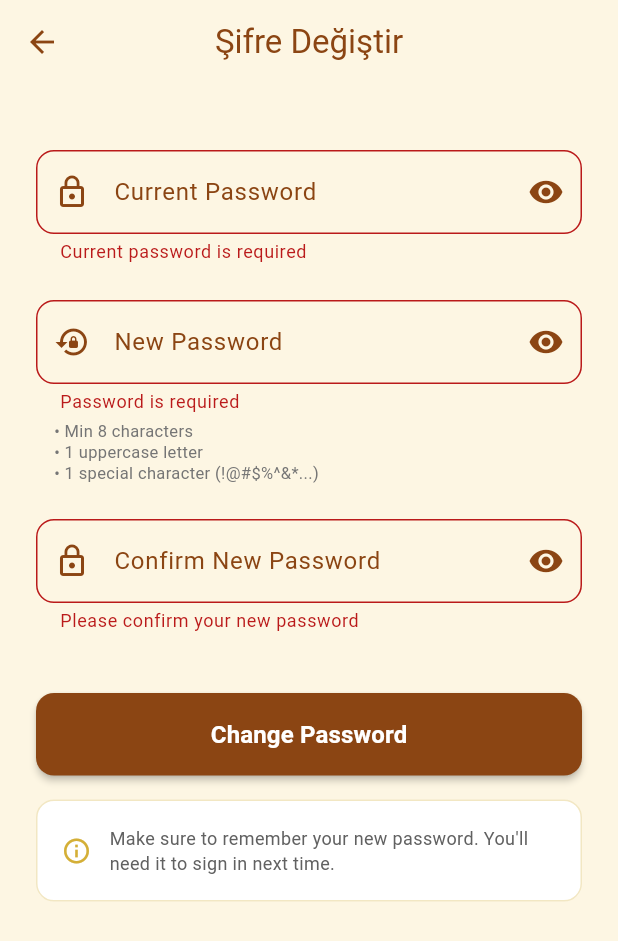
After one commit to Yuumiera/Roomie-Mobil-Project, a Flutter app: the ChangePasswordScreen screen opened by its route, after a tap on "Change Password", on a phone screen of 412 x 824 dp. The commit adds this screen. Shown: the top 941 px of the screen. Run offline on Flutter 3.47's test engine with Material 3 defaults, Android fonts, the light colour scheme and no system bars; our stand-ins replace cloud_firestore, firebase_auth, firebase_core, flutter_local_notifications, google_sign_in, image_picker and 1 more; accounts and stored records are empty; network calls fail.

Commit message:
Şifre ayarları yapıldı.

```diff
--- a/lib/main.dart
+++ b/lib/main.dart
@@ -15,6 +15,7 @@ import 'screens/chat_screen.dart';
 import 'screens/user_profile_screen.dart';
 import 'screens/settings_screen.dart';
 import 'screens/edit_profile_screen.dart';
+import 'screens/change_password_screen.dart';
 import 'services/message_notification_service.dart';
 import 'services/unread_service.dart';
 import 'services/language_controller.dart';
@@ -109,6 +110,7 @@ class MyApp extends StatelessWidget {
             },
             '/settings': (context) => const SettingsScreen(),
             '/edit-profile': (context) => const EditProfileScreen(),
+            '/change-password': (context) => const ChangePasswordScreen(),
           },
         );
       },
--- a/lib/screens/apartment_list_screen.dart
+++ b/lib/screens/apartment_list_screen.dart
@@ -5,6 +5,7 @@ import 'package:firebase_auth/firebase_auth.dart';
 import '../utils/cities.dart';
 import '../widgets/alert_subscription_dialog.dart';
 import '../widgets/premium_alert_banner.dart';
+import '../widgets/app_bottom_nav.dart';
 import '../services/api_service.dart';
 
 class ApartmentListScreen extends StatefulWidget {
@@ -558,6 +559,7 @@ class _ApartmentListScreenState extends State<ApartmentListScreen> {
         foregroundColor: Colors.white,
         child: const Icon(Icons.add),
       ),
+      bottomNavigationBar: const AppBottomNav(currentIndex: 1), // Home active since accessed from Home
     );
   }
 
--- /dev/null
+++ b/lib/screens/change_password_screen.dart
@@ -0,0 +1,361 @@
+import 'package:flutter/material.dart';
+import 'package:firebase_auth/firebase_auth.dart';
+import '../services/language_controller.dart';
+import '../l10n/app_localizations.dart';
+
+class ChangePasswordScreen extends StatefulWidget {
+  const ChangePasswordScreen({super.key});
+
+  @override
+  State<ChangePasswordScreen> createState() => _ChangePasswordScreenState();
+}
+
+class _ChangePasswordScreenState extends State<ChangePasswordScreen> {
+  final _formKey = GlobalKey<FormState>();
+  final TextEditingController _currentPasswordController = TextEditingController();
+  final TextEditingController _newPasswordController = TextEditingController();
+  final TextEditingController _confirmPasswordController = TextEditingController();
+
+  bool _obscureCurrentPassword = true;
+  bool _obscureNewPassword = true;
+  bool _obscureConfirmPassword = true;
+  bool _isLoading = false;
+
+  @override
+  void dispose() {
+    _currentPasswordController.dispose();
+    _newPasswordController.dispose();
+    _confirmPasswordController.dispose();
+    super.dispose();
+  }
+
+  InputDecoration _inputDecoration({
+    required String label,
+    String? hint,
+    IconData? icon,
+    Widget? suffixIcon,
+  }) {
+    return InputDecoration(
+      labelText: label,
+      hintText: hint,
+      prefixIcon: icon != null ? Icon(icon, color: const Color(0xFF8B4513)) : null,
+      suffixIcon: suffixIcon,
+      border: OutlineInputBorder(
+        borderRadius: BorderRadius.circular(12),
+      ),
+      focusedBorder: OutlineInputBorder(
+        borderRadius: BorderRadius.circular(12),
+        borderSide: const BorderSide(color: Color(0xFFD4AF37), width: 2),
+      ),
+      labelStyle: const TextStyle(color: Color(0xFF8B4513)),
+    );
+  }
+
+  String? _validatePassword(String? value) {
+    if (value == null || value.isEmpty) {
+      return 'Password is required';
+    }
+    if (value.length < 8) {
+      return 'Password must be at least 8 characters';
+    }
+    if (!RegExp(r'[A-Z]').hasMatch(value)) {
+      return 'Password must contain at least 1 uppercase letter';
+    }
+    if (!RegExp(r'[!@#$%^&*(),.?":{}|<>]').hasMatch(value)) {
+      return 'Password must contain at least 1 special character';
+    }
+    return null;
+  }
+
+  Future<void> _changePassword() async {
+    if (!_formKey.currentState!.validate()) return;
+
+    // Check if new password is different from current
+    if (_currentPasswordController.text == _newPasswordController.text) {
+      ScaffoldMessenger.of(context).showSnackBar(
+        const SnackBar(
+          content: Text('New password must be different from current password'),
+          backgroundColor: Colors.orange,
+        ),
+      );
+      return;
+    }
+
+    // Check if new password and confirm password match
+    if (_newPasswordController.text != _confirmPasswordController.text) {
+      ScaffoldMessenger.of(context).showSnackBar(
+        const SnackBar(
+          content: Text('New password and confirm password do not match'),
+          backgroundColor: Colors.red,
+        ),
+      );
+      return;
+    }
+
+    setState(() {
+      _isLoading = true;
+    });
+
+    try {
+      final user = FirebaseAuth.instance.currentUser;
+      if (user == null || user.email == null) {
+        throw Exception('No user logged in');
+      }
+
+      // Re-authenticate user with current password
+      final credential = EmailAuthProvider.credential(
+        email: user.email!,
+        password: _currentPasswordController.text,
+      );
+
+      await user.reauthenticateWithCredential(credential);
+
+      // Update password
+      await user.updatePassword(_newPasswordController.text);
+
+      if (!mounted) return;
+      setState(() {
+        _isLoading = false;
+      });
+
+      ScaffoldMessenger.of(context).showSnackBar(
+        const SnackBar(
+          content: Text('Password changed successfully!'),
+          backgroundColor: Colors.green,
+        ),
+      );
+
+      // Navigate back to settings
+      Navigator.pop(context);
+    } on FirebaseAuthException catch (e) {
+      setState(() {
+        _isLoading = false;
+      });
+
+      String errorMessage = 'Failed to change password. Please try again.';
+      if (e.code == 'wrong-password') {
+        errorMessage = 'Current password is incorrect';
+      } else if (e.code == 'weak-password') {
+        errorMessage = 'The new password is too weak';
+      } else if (e.code == 'requires-recent-login') {
+        errorMessage = 'Please sign out and sign in again before changing password';
+      }
+
+      if (!mounted) return;
+      ScaffoldMessenger.of(context).showSnackBar(
+        SnackBar(
+          content: Text(errorMessage),
+          backgroundColor: Colors.red,
+        ),
+      );
+    } catch (e) {
+      setState(() {
+        _isLoading = false;
+      });
+
+      if (!mounted) return;
+      ScaffoldMessenger.of(context).showSnackBar(
+        SnackBar(
+          content: Text('An error occurred: ${e.toString()}'),
+          backgroundColor: Colors.red,
+        ),
+      );
+    }
+  }
+
+  @override
+  Widget build(BuildContext context) {
+    final loc = AppLocalizations.of(LanguageController.instance.languageCode);
+    final isDark = Theme.of(context).brightness == Brightness.dark;
+    final bgColor = isDark ? Colors.black : const Color(0xFFFDF6E3);
+    final textColor = isDark ? Colors.white : const Color(0xFF8B4513);
+
+    return Scaffold(
+      backgroundColor: bgColor,
+      appBar: AppBar(
+        title: Text(loc.changePassword),
+        backgroundColor: Colors.transparent,
+        elevation: 0,
+        foregroundColor: textColor,
+        centerTitle: true,
+      ),
+      body: SafeArea(
+        child: SingleChildScrollView(
+          padding: const EdgeInsets.all(24.0),
+          child: Form(
+            key: _formKey,
+            child: Column(
+              crossAxisAlignment: CrossAxisAlignment.stretch,
+              children: [
+                const SizedBox(height: 20),
+
+                // Current Password
+                TextFormField(
+                  controller: _currentPasswordController,
+                  obscureText: _obscureCurrentPassword,
+                  style: TextStyle(color: textColor),
+                  decoration: _inputDecoration(
+                    label: 'Current Password',
+                    icon: Icons.lock_outline,
+                    suffixIcon: IconButton(
+                      icon: Icon(
+                        _obscureCurrentPassword ? Icons.visibility : Icons.visibility_off,
+                        color: const Color(0xFF8B4513),
+                      ),
+                      onPressed: () {
+                        setState(() {
+                          _obscureCurrentPassword = !_obscureCurrentPassword;
+                        });
+                      },
+                    ),
+                  ),
+                  validator: (value) {
+                    if (value == null || value.isEmpty) {
+                      return 'Current password is required';
+                    }
+                    return null;
+                  },
+                ),
+
+                const SizedBox(height: 24),
+
+                // New Password
+                TextFormField(
+                  controller: _newPasswordController,
+                  obscureText: _obscureNewPassword,
+                  style: TextStyle(color: textColor),
+                  decoration: _inputDecoration(
+                    label: 'New Password',
+                    hint: 'Min 8 chars, 1 uppercase, 1 special char',
+                    icon: Icons.lock_reset,
+                    suffixIcon: IconButton(
+                      icon: Icon(
+                        _obscureNewPassword ? Icons.visibility : Icons.visibility_off,
+                        color: const Color(0xFF8B4513),
+                      ),
+                      onPressed: () {
+                        setState(() {
+                          _obscureNewPassword = !_obscureNewPassword;
+                        });
+                      },
+                    ),
+                  ),
+                  validator: _validatePassword,
+                ),
+                Padding(
+                  padding: const EdgeInsets.only(left: 12, top: 4),
+                  child: Text(
+                    '• Min 8 characters\n• 1 uppercase letter\n• 1 special character (!@#\$%^&*...)',
+                    style: TextStyle(
+                      fontSize: 11,
+                      color: Colors.grey.shade600,
+                      height: 1.3,
+                    ),
+                  ),
+                ),
+
+                const SizedBox(height: 24),
+
+                // Confirm Password
+                TextFormField(
+                  controller: _confirmPasswordController,
+                  obscureText: _obscureConfirmPassword,
+                  style: TextStyle(color: textColor),
+                  decoration: _inputDecoration(
+                    label: 'Confirm New Password',
+                    icon: Icons.lock_outline,
+                    suffixIcon: IconButton(
+                      icon: Icon(
+                        _obscureConfirmPassword ? Icons.visibility : Icons.visibility_off,
+                        color: const Color(0xFF8B4513),
+                      ),
+                      onPressed: () {
+                        setState(() {
+                          _obscureConfirmPassword = !_obscureConfirmPassword;
+                        });
+                      },
+                    ),
+                  ),
+                  validator: (value) {
+                    if (value == null || value.isEmpty) {
+                      return 'Please confirm your new password';
+                    }
+                    if (value != _newPasswordController.text) {
+                      return 'Passwords do not match';
+                    }
+                    return null;
+                  },
+                ),
+
+                const SizedBox(height: 40),
+
+                // Submit Button
+                ElevatedButton(
+                  onPressed: _isLoading ? null : _changePassword,
+                  style: ElevatedButton.styleFrom(
+                    backgroundColor: const Color(0xFF8B4513),
+                    foregroundColor: Colors.white,
+                    padding: const EdgeInsets.symmetric(vertical: 16),
+                    shape: RoundedRectangleBorder(
+                      borderRadius: BorderRadius.circular(12),
+                    ),
+                    elevation: 2,
+                  ),
+                  child: _isLoading
+                      ? const SizedBox(
+                          height: 20,
+                          width: 20,
+                          child: CircularProgressIndicator(
+                            strokeWidth: 2,
+                            valueColor: AlwaysStoppedAnimation<Color>(Colors.white),
+                          ),
+                        )
+                      : const Text(
+                          'Change Password',
+                          style: TextStyle(
+                            fontSize: 16,
+                            fontWeight: FontWeight.w600,
+                          ),
+                        ),
+                ),
+
+                const SizedBox(height: 16),
+
+                // Info Card
+                Container(
+                  padding: const EdgeInsets.all(16),
+                  decoration: BoxDecoration(
+                    color: isDark ? const Color(0xFF1E1E1E) : Colors.white,
+                    borderRadius: BorderRadius.circular(12),
+                    border: Border.all(
+                      color: const Color(0xFFD4AF37).withOpacity(0.3),
+                    ),
+                  ),
+                  child: Row(
+                    children: [
+                      Icon(
+                        Icons.info_outline,
+                        color: const Color(0xFFD4AF37),
+                        size: 20,
+                      ),
+                      const SizedBox(width: 12),
+                      Expanded(
+                        child: Text(
+                          'Make sure to remember your new password. You\'ll need it to sign in next time.',
+                          style: TextStyle(
+                            fontSize: 12,
+                            color: isDark ? Colors.white70 : Colors.grey.shade700,
+                          ),
+                        ),
+                      ),
+                    ],
+                  ),
+                ),
+              ],
+            ),
+          ),
+        ),
+      ),
+    );
+  }
+}
--- a/lib/screens/dormitory_list_screen.dart
+++ b/lib/screens/dormitory_list_screen.dart
@@ -5,6 +5,7 @@ import 'package:firebase_auth/firebase_auth.dart';
 import '../utils/cities.dart';
 import '../widgets/alert_subscription_dialog.dart';
 import '../widgets/premium_alert_banner.dart';
+import '../widgets/app_bottom_nav.dart';
 import '../services/api_service.dart'; // Added ApiService import
 
 class DormitoryListScreen extends StatefulWidget {
@@ -412,6 +413,7 @@ class _DormitoryListScreenState extends State<DormitoryListScreen> {
         foregroundColor: Colors.white,
         child: const Icon(Icons.add),
       ),
+      bottomNavigationBar: const AppBottomNav(currentIndex: 1), // Home active since accessed from Home
     );
   }
 
--- a/lib/screens/edit_profile_screen.dart
+++ b/lib/screens/edit_profile_screen.dart
@@ -5,6 +5,7 @@ import '../services/api_service.dart';
 import '../services/language_controller.dart';
 import '../l10n/app_localizations.dart';
 import '../utils/cities.dart';
+import '../widgets/app_bottom_nav.dart';
 
 class EditProfileScreen extends StatefulWidget {
   const EditProfileScreen({super.key});
@@ -204,6 +205,7 @@ class _EditProfileScreenState extends State<EditProfileScreen> {
                 ),
               ),
             ),
+      bottomNavigationBar: const AppBottomNav(currentIndex: 2), // Profile active since accessed from Profile
     );
   }
 
--- a/lib/screens/house_list_screen.dart
+++ b/lib/screens/house_list_screen.dart
@@ -6,6 +6,7 @@ import '../services/api_service.dart';
 import '../utils/cities.dart';
 import '../widgets/alert_subscription_dialog.dart';
 import '../widgets/premium_alert_banner.dart';
+import '../widgets/app_bottom_nav.dart';
 
 class HouseListScreen extends StatefulWidget {
   const HouseListScreen({super.key});
@@ -327,6 +328,7 @@ class _HouseListScreenState extends State<HouseListScreen> {
         foregroundColor: const Color(0xFF8B4513),
         child: const Icon(Icons.add),
       ),
+      bottomNavigationBar: const AppBottomNav(currentIndex: 1), // Home active since accessed from Home
     );
   }
 
--- a/lib/screens/listing_detail_screen.dart
+++ b/lib/screens/listing_detail_screen.dart
@@ -3,6 +3,7 @@ import 'dart:io';
 import 'package:cloud_firestore/cloud_firestore.dart';
 import 'package:firebase_auth/firebase_auth.dart';
 import '../services/api_service.dart';
+import '../widgets/app_bottom_nav.dart';
 import 'chat_screen.dart';
 
 class ListingDetailScreen extends StatefulWidget {
@@ -231,6 +232,7 @@ class _ListingDetailScreenState extends State<ListingDetailScreen> {
           ),
         ),
       ),
+      bottomNavigationBar: const AppBottomNav(currentIndex: 1), // Home active since accessed from Home categories
     );
   }
 
--- a/lib/screens/register_screen.dart
+++ b/lib/screens/register_screen.dart
@@ -278,7 +278,7 @@ class _RegisterScreenState extends State<RegisterScreen> {
                   obscureText: _obscurePassword,
                   decoration: _inputDecoration(
                     label: 'Password',
-                    hint: 'At least 6 characters',
+                    hint: 'Min 8 chars, 1 uppercase, 1 special char',
                     icon: Icons.lock_outline,
                     suffixIcon: IconButton(
                       icon: Icon(_obscurePassword ? Icons.visibility : Icons.visibility_off),
@@ -293,11 +293,30 @@ class _RegisterScreenState extends State<RegisterScreen> {
                     if (value == null || value.isEmpty) {
                       return 'Password is required';
                     }
-                    if (value.length < 6) {
-                      return 'Password must be at least 6 characters';
+                    if (value.length < 8) {
+                      return 'Password must be at least 8 characters';
+                    }
+                    // Check for at least one uppercase letter
+                    if (!RegExp(r'[A-Z]').hasMatch(value)) {
+                      return 'Password must contain at least 1 uppercase letter';
+                    }
+                    // Check for at least one special character (punctuation)
+                    if (!RegExp(r'[!@#$%^&*(),.?":{}|<>]').hasMatch(value)) {
+                      return 'Password must contain at least 1 special character';
                     }
                     return null;
                   },
+                ),
+                Padding(
+                  padding: const EdgeInsets.only(left: 12, top: 4),
+                  child: Text(
+                    '• Min 8 characters\n• 1 uppercase letter\n• 1 special character (!@#\$%^&*...)',
+                    style: TextStyle(
+                      fontSize: 11,
+                      color: Colors.grey.shade600,
+                      height: 1.3,
+                    ),
+                  ),
                 ),
 
                 const SizedBox(height: 16),
--- a/lib/screens/settings_screen.dart
+++ b/lib/screens/settings_screen.dart
@@ -3,6 +3,7 @@ import 'package:firebase_auth/firebase_auth.dart';
 import '../theme/theme_controller.dart';
 import '../services/language_controller.dart';
 import '../l10n/app_localizations.dart';
+import '../widgets/app_bottom_nav.dart';
 
 class SettingsScreen extends StatefulWidget {
   const SettingsScreen({super.key});
@@ -107,7 +108,7 @@ class _SettingsScreenState extends State<SettingsScreen> {
               title: Text(loc.changePassword, style: TextStyle(color: textColor)),
               trailing: Icon(Icons.chevron_right, color: iconColor),
               onTap: () {
-                ScaffoldMessenger.of(context).showSnackBar(SnackBar(content: Text(loc.comingSoon)));
+                Navigator.pushNamed(context, '/change-password');
               },
             ),
           ], cardColor),
@@ -168,6 +169,7 @@ class _SettingsScreenState extends State<SettingsScreen> {
           const SizedBox(height: 30),
         ],
       ),
+      bottomNavigationBar: const AppBottomNav(currentIndex: 2), // Profile active since accessed from Profile
     );
   }
 
--- a/lib/screens/user_profile_screen.dart
+++ b/lib/screens/user_profile_screen.dart
@@ -2,6 +2,7 @@ import 'dart:convert';
 import 'package:cloud_firestore/cloud_firestore.dart';
 import 'package:flutter/material.dart';
 import '../services/api_service.dart';
+import '../widgets/app_bottom_nav.dart';
 
 class UserProfileScreen extends StatefulWidget {
   final String userId;
@@ -75,6 +76,7 @@ class _UserProfileScreenState extends State<UserProfileScreen> {
                 ),
               ),
             ),
+      bottomNavigationBar: const AppBottomNav(currentIndex: 1), // Home active since accessed from listing detail
     );
   }
 
```
Also changed, not shown: lib/screens/chat_screen.dart (+27 -3 lines), lib/screens/home_screen.dart (+11 -66 lines), lib/screens/messages_screen.dart (+10 -1 lines), lib/screens/profile_screen.dart (+9 -0 lines), lib/widgets/app_bottom_nav.dart (added, +79 -0 lines), pubspec.lock.
